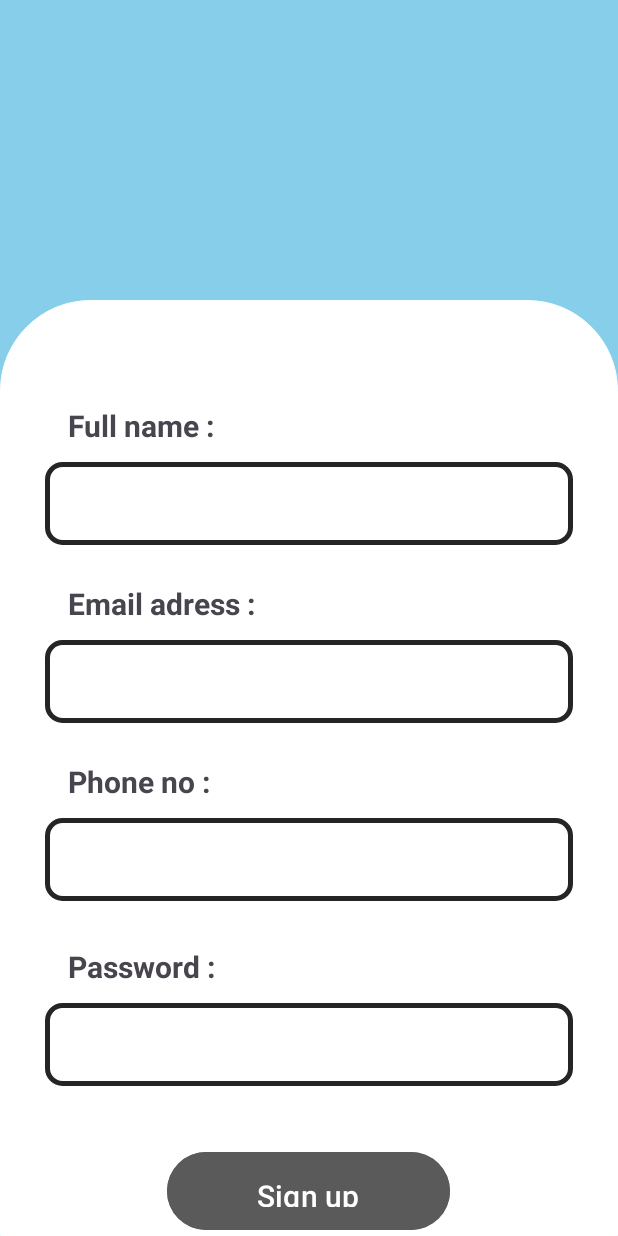
After one commit to Ujjwal-Hiranwar/geolocation_based_Attendence_app, an Android app built with Jetpack Compose: the Register screen opened directly, with no data from a screen before it, on a phone screen of 412 x 824 dp. The commit adds this screen. Run offline under Robolectric (Android 15) with nearby library versions, the phone set to English and light mode, and no system bars.

Commit message:
Register page added

```diff
--- /dev/null
+++ b/app/src/main/java/com/mypackage/attendencemanagementapp/Register.kt
@@ -0,0 +1,20 @@
+package com.mypackage.attendencemanagementapp
+
+import android.os.Bundle
+import androidx.activity.enableEdgeToEdge
+import androidx.appcompat.app.AppCompatActivity
+import androidx.core.view.ViewCompat
+import androidx.core.view.WindowInsetsCompat
+
+class Register : AppCompatActivity() {
+    override fun onCreate(savedInstanceState: Bundle?) {
+        super.onCreate(savedInstanceState)
+        enableEdgeToEdge()
+        setContentView(R.layout.activity_register)
+        ViewCompat.setOnApplyWindowInsetsListener(findViewById(R.id.main)) { v, insets ->
+            val systemBars = insets.getInsets(WindowInsetsCompat.Type.systemBars())
+            v.setPadding(systemBars.left, systemBars.top, systemBars.right, systemBars.bottom)
+            insets
+        }
+    }
+}
--- /dev/null
+++ b/app/src/main/res/drawable/border.xml
@@ -0,0 +1,10 @@
+<?xml version="1.0" encoding="utf-8"?>
+<shape xmlns:android="http://schemas.android.com/apk/res/android" android:shape="rectangle" >
+    <solid android:color="@android:color/white" />
+    <stroke android:width="3dip" android:color="#252525"/>
+    <corners
+        android:bottomLeftRadius="10dp"
+        android:bottomRightRadius="10dp"
+        android:topLeftRadius="10dp"
+        android:topRightRadius="10dp" />
+</shape>
--- /dev/null
+++ b/app/src/main/res/drawable/my_shape.xml
@@ -0,0 +1,18 @@
+<?xml version="1.0" encoding="utf-8"?>
+<shape xmlns:android="http://schemas.android.com/apk/res/android"
+    android:shape="rectangle">
+    <corners
+        android:bottomLeftRadius="0dp"
+        android:bottomRightRadius="0dp"
+        android:topLeftRadius="60dp"
+        android:topRightRadius="60dp" />
+    <padding
+        android:bottom="0dp"
+        android:left="0dp"
+        android:right="0dp"
+        android:top="0dp" />
+    <stroke
+        android:width="0.5dp"
+        android:color="@color/white" />
+    <solid android:color="@color/white" />
+</shape>
--- /dev/null
+++ b/app/src/main/res/layout/activity_register.xml
@@ -0,0 +1,108 @@
+<?xml version="1.0" encoding="utf-8"?>
+<androidx.constraintlayout.widget.ConstraintLayout xmlns:android="http://schemas.android.com/apk/res/android"
+    xmlns:app="http://schemas.android.com/apk/res-auto"
+    xmlns:tools="http://schemas.android.com/tools"
+    android:id="@+id/main"
+    android:layout_width="match_parent"
+    android:layout_height="match_parent"
+    tools:context=".Register">
+
+<LinearLayout
+    android:layout_width="match_parent"
+    android:layout_height="match_parent"
+    android:background="#87CEEB"
+    android:orientation="vertical"
+
+    >
+
+   <LinearLayout
+       android:layout_width="match_parent"
+       android:layout_height="match_parent"
+       android:layout_marginTop="200dp"
+       android:background="@drawable/my_shape"
+       android:orientation="vertical">
+
+      <TextView
+          android:layout_width="match_parent"
+          android:layout_height="38dp"
+          android:layout_marginHorizontal="45dp"
+          android:layout_marginTop="70dp"
+          android:fontFamily="sans-serif"
+          android:text="Full name :"
+          android:textSize="20dp"
+          android:textStyle="bold" />
+
+      <EditText
+          android:id="@+id/username"
+          android:layout_width="match_parent"
+          android:layout_height="55dp"
+          android:layout_marginHorizontal="30dp"
+          android:background="@drawable/border"
+          android:textColor="@color/black" />
+
+      <TextView
+          android:layout_width="match_parent"
+          android:layout_height="38dp"
+          android:layout_marginHorizontal="45dp"
+          android:layout_marginTop="25dp"
+          android:fontFamily="sans-serif"
+          android:text="Email adress :"
+          android:textSize="20dp"
+          android:textStyle="bold" />
+
+      <EditText
+          android:id="@+id/emailid"
+          android:layout_width="match_parent"
+          android:layout_height="55dp"
+          android:layout_marginHorizontal="30dp"
+          android:background="@drawable/border" />
+
+      <TextView
+          android:layout_width="match_parent"
+          android:layout_height="38dp"
+          android:layout_marginHorizontal="45dp"
+          android:layout_marginTop="25dp"
+          android:fontFamily="sans-serif"
+          android:text="Phone no :"
+          android:textSize="20dp"
+          android:textStyle="bold" />
+
+      <EditText
+          android:id="@+id/phoneno"
+          android:layout_width="match_parent"
+          android:layout_height="55dp"
+          android:layout_marginHorizontal="30dp"
+          android:background="@drawable/border" />
+
+      <TextView
+          android:layout_width="match_parent"
+          android:layout_height="38dp"
+          android:layout_marginHorizontal="45dp"
+          android:layout_marginTop="30dp"
+          android:fontFamily="sans-serif"
+          android:text="Password :"
+          android:textSize="20dp"
+          android:textStyle="bold" />
+
+      <EditText
+          android:id="@+id/password"
+          android:layout_width="match_parent"
+          android:layout_height="55dp"
+          android:layout_marginHorizontal="30dp"
+          android:background="@drawable/border" />
+
+      <Button
+          android:layout_width="wrap_content"
+          android:layout_height="wrap_content"
+         android:paddingHorizontal="60dp"
+          android:paddingVertical="15dp"
+          android:text="Sign up"
+         android:backgroundTint="#5A5A5A"
+          android:layout_gravity="center"
+          android:layout_marginTop="40dp"
+          android:textSize="20dp"/>
+
+   </LinearLayout>
+</LinearLayout>
+
+</androidx.constraintlayout.widget.ConstraintLayout>
--- a/app/src/main/res/values/strings.xml
+++ b/app/src/main/res/values/strings.xml
@@ -1,3 +1,4 @@
 <resources>
     <string name="app_name">Attendence Management App</string>
+    <string name="title_activity_register">RegisterActivity</string>
 </resources>
```
Also changed, not shown: app/build.gradle.kts (+25 -0 lines), app/src/main/AndroidManifest.xml (+8 -0 lines), app/src/main/java/com/mypackage/attendencemanagementapp/ui/theme/Color.kt (added, +11 -0 lines), app/src/main/java/com/mypackage/attendencemanagementapp/ui/theme/Theme.kt (added, +57 -0 lines), app/src/main/java/com/mypackage/attendencemanagementapp/ui/theme/Type.kt (added, +34 -0 lines), gradle/libs.versions.toml (+13 -0 lines).
